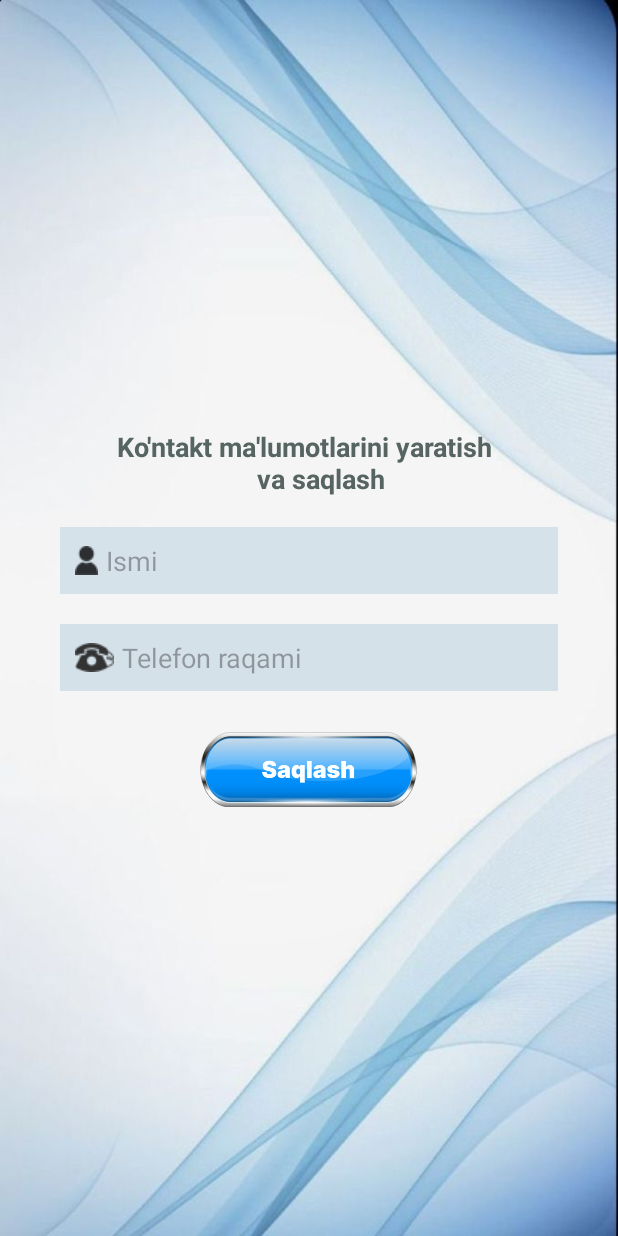
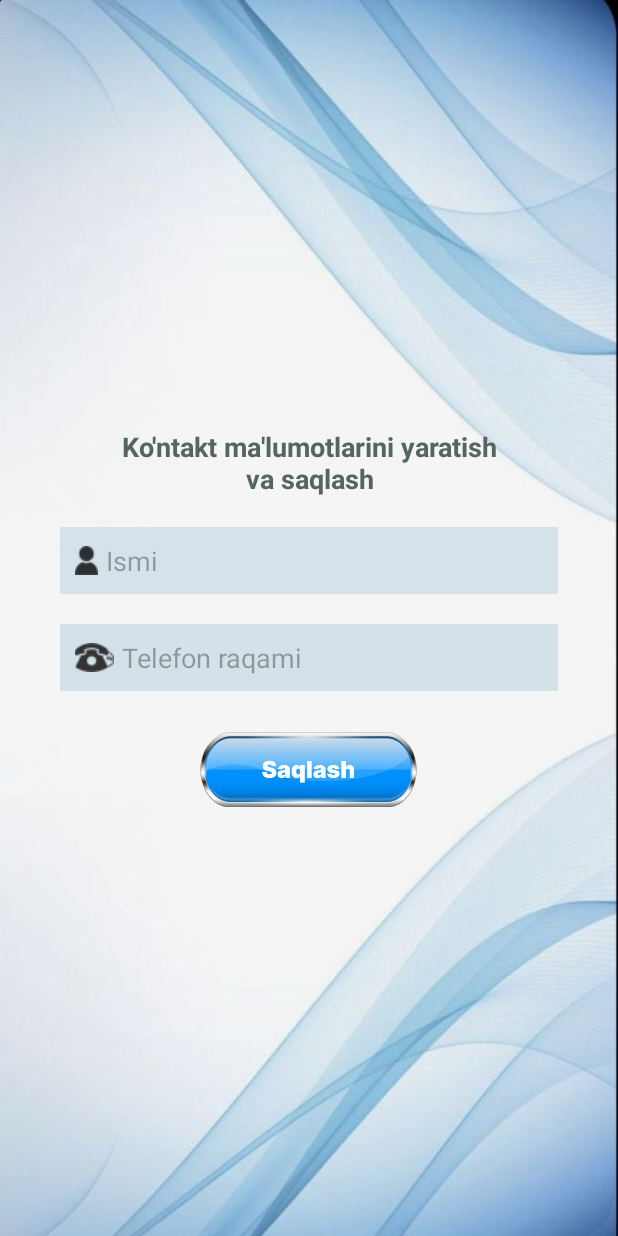
Before and after one commit to iscohacker/Contact-App-Simple, an Android app: the AddActivity screen opened directly, with no data from a screen before it, on a phone screen of 412 x 824 dp. Run offline under Robolectric (Android 15) with nearby library versions, the phone set to English and light mode, and no system bars.

Commit message:
CONTACT APP

```diff
--- a/app/src/main/res/layout/activity_add.xml
+++ b/app/src/main/res/layout/activity_add.xml
@@ -13,7 +13,8 @@
     <TextView
         android:layout_width="wrap_content"
         android:layout_height="wrap_content"
-        android:text="Ko'ntakt ma'lumotlarini yaratish \n                    va saqlash"
+        android:text="@string/ko_ntakt_ma_lumotlarini_yaratish_nva_saqlash"
+        android:gravity="center"
         android:textColor="#566462"
         android:textSize="18sp"
         android:textStyle="bold" />
--- a/app/src/main/res/values/strings.xml
+++ b/app/src/main/res/values/strings.xml
@@ -11,4 +11,5 @@
     <string name="todo">TODO</string>
     <string name="bekor_qilish">Bekor qilish</string>
     <string name="saqlash">Saqlash</string>
+    <string name="ko_ntakt_ma_lumotlarini_yaratish_nva_saqlash">Ko\'ntakt ma\'lumotlarini yaratish\nva saqlash</string>
 </resources>
```
